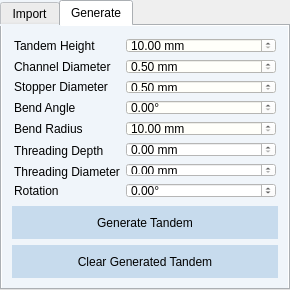
Above: src/windows/ui/tandem_view.ui from brachify/brachify before the change. Below: the same form after it.
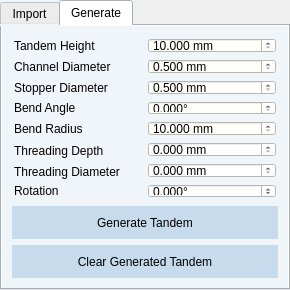
That is the form after the change.

Diff of the .ui file:
```diff
--- a/src/windows/ui/tandem_view.ui
+++ b/src/windows/ui/tandem_view.ui
@@ -285,13 +285,10 @@
         <number>10</number>
        </property>
        <item>
-        <layout class="QFormLayout" name="formLayout_2">
+        <layout class="QGridLayout" name="gridLayout">
          <property name="sizeConstraint">
           <enum>QLayout::SetNoConstraint</enum>
          </property>
-         <property name="verticalSpacing">
-          <number>6</number>
-         </property>
          <property name="leftMargin">
           <number>2</number>
          </property>
@@ -304,6 +301,16 @@
          <property name="bottomMargin">
           <number>2</number>
          </property>
+         <property name="verticalSpacing">
+          <number>6</number>
+         </property>
+         <item row="0" column="0">
+          <widget class="QLabel" name="label_7">
+           <property name="text">
+            <string>Tandem Height</string>
+           </property>
+          </widget>
+         </item>
          <item row="0" column="1">
           <widget class="QDoubleSpinBox" name="sb_tandem_height">
            <property name="styleSheet">
@@ -312,6 +319,9 @@
            <property name="suffix">
             <string> mm</string>
            </property>
+           <property name="decimals">
+            <number>3</number>
+           </property>
            <property name="minimum">
             <double>10.000000000000000</double>
            </property>
@@ -323,71 +333,6 @@
            </property>
           </widget>
          </item>
-         <item row="1" column="1">
-          <widget class="QDoubleSpinBox" name="sp_channel_diameter">
-           <property name="maximumSize">
-            <size>
-             <width>16777215</width>
-             <height>16777215</height>
-            </size>
-           </property>
-           <property name="styleSheet">
-            <string notr="true">background-color: rgb(255, 255, 250)</string>
-           </property>
-           <property name="suffix">
-            <string> mm</string>
-           </property>
-           <property name="minimum">
-            <double>0.500000000000000</double>
-           </property>
-          </widget>
-         </item>
-         <item row="2" column="1">
-          <widget class="QDoubleSpinBox" name="sp_stopper_diameter">
-           <property name="styleSheet">
-            <string notr="true">background-color: rgb(255, 255, 250)</string>
-           </property>
-           <property name="suffix">
-            <string> mm</string>
-           </property>
-           <property name="minimum">
-            <double>0.500000000000000</double>
-           </property>
-          </widget>
-         </item>
-         <item row="3" column="1">
-          <widget class="QDoubleSpinBox" name="sp_bend_angle">
-           <property name="styleSheet">
-            <string notr="true">background-color: rgb(255, 255, 250)</string>
-           </property>
-           <property name="suffix">
-            <string>°</string>
-           </property>
-          </widget>
-         </item>
-         <item row="4" column="1">
-          <widget class="QDoubleSpinBox" name="sb_bend_radius">
-           <property name="styleSheet">
-            <string notr="true">background-color: rgb(255, 255, 250)</string>
-           </property>
-           <property name="suffix">
-            <string> mm</string>
-           </property>
-           <property name="minimum">
-            <double>10.000000000000000</double>
-           </property>
-           <property name="maximum">
-            <double>1000.000000000000000</double>
-           </property>
-          </widget>
-         </item>
-         <item row="0" column="0">
-          <widget class="QLabel" name="label_7">
-           <property name="text">
-            <string>Tandem Height</string>
-           </property>
-          </widget>
-         </item>
          <item row="1" column="0">
           <widget class="QLabel" name="label_8">
            <property name="text">
@@ -395,6 +340,28 @@
            </property>
           </widget>
          </item>
+         <item row="1" column="1">
+          <widget class="QDoubleSpinBox" name="sp_channel_diameter">
+           <property name="maximumSize">
+            <size>
+             <width>16777215</width>
+             <height>16777215</height>
+            </size>
+           </property>
+           <property name="styleSheet">
+            <string notr="true">background-color: rgb(255, 255, 250)</string>
+           </property>
+           <property name="suffix">
+            <string> mm</string>
+           </property>
+           <property name="decimals">
+            <number>3</number>
+           </property>
+           <property name="minimum">
+            <double>0.500000000000000</double>
+           </property>
+          </widget>
+         </item>
          <item row="2" column="0">
           <widget class="QLabel" name="label_4">
            <property name="text">
@@ -402,6 +369,22 @@
            </property>
           </widget>
          </item>
+         <item row="2" column="1">
+          <widget class="QDoubleSpinBox" name="sp_stopper_diameter">
+           <property name="styleSheet">
+            <string notr="true">background-color: rgb(255, 255, 250)</string>
+           </property>
+           <property name="suffix">
+            <string> mm</string>
+           </property>
+           <property name="decimals">
+            <number>3</number>
+           </property>
+           <property name="minimum">
+            <double>0.500000000000000</double>
+           </property>
+          </widget>
+         </item>
          <item row="3" column="0">
           <widget class="QLabel" name="label_12">
            <property name="text">
@@ -409,6 +392,19 @@
            </property>
           </widget>
          </item>
+         <item row="3" column="1">
+          <widget class="QDoubleSpinBox" name="sp_bend_angle">
+           <property name="styleSheet">
+            <string notr="true">background-color: rgb(255, 255, 250)</string>
+           </property>
+           <property name="suffix">
+            <string>°</string>
+           </property>
+           <property name="decimals">
+            <number>3</number>
+           </property>
+          </widget>
+         </item>
          <item row="4" column="0">
           <widget class="QLabel" name="label_6">
            <property name="text">
@@ -416,41 +412,22 @@
            </property>
           </widget>
          </item>
-         <item row="5" column="1">
-          <widget class="QDoubleSpinBox" name="sb_threading_depth">
-           <property name="minimumSize">
-            <size>
-             <width>20</width>
-             <height>0</height>
-            </size>
-           </property>
+         <item row="4" column="1">
+          <widget class="QDoubleSpinBox" name="sb_bend_radius">
            <property name="styleSheet">
-            <string notr="true">background-color: rgb(255, 255, 255);</string>
+            <string notr="true">background-color: rgb(255, 255, 250)</string>
            </property>
            <property name="suffix">
             <string> mm</string>
            </property>
-           <property name="maximum">
-            <double>350.000000000000000</double>
+           <property name="decimals">
+            <number>3</number>
            </property>
-          </widget>
-         </item>
-         <item row="6" column="1">
-          <widget class="QDoubleSpinBox" name="sb_threading_diameter">
-           <property name="minimumSize">
-            <size>
-             <width>20</width>
-             <height>0</height>
-            </size>
+           <property name="minimum">
+            <double>10.000000000000000</double>
            </property>
-           <property name="styleSheet">
-            <string notr="true">background-color: rgb(255, 255, 255);</string>
-           </property>
-           <property name="suffix">
-            <string> mm</string>
-           </property>
            <property name="maximum">
-            <double>350.000000000000000</double>
+            <double>1000.000000000000000</double>
            </property>
           </widget>
          </item>
@@ -476,6 +453,28 @@
            </property>
           </widget>
          </item>
+         <item row="5" column="1">
+          <widget class="QDoubleSpinBox" name="sb_threading_depth">
+           <property name="minimumSize">
+            <size>
+             <width>20</width>
+             <height>0</height>
+            </size>
+           </property>
+           <property name="styleSheet">
+            <string notr="true">background-color: rgb(255, 255, 255);</string>
+           </property>
+           <property name="suffix">
+            <string> mm</string>
+           </property>
+           <property name="decimals">
+            <number>3</number>
+           </property>
+           <property name="maximum">
+            <double>350.000000000000000</double>
+           </property>
+          </widget>
+         </item>
          <item row="6" column="0">
           <widget class="QLabel" name="label_10">
            <property name="minimumSize">
@@ -498,6 +497,28 @@
            </property>
           </widget>
          </item>
+         <item row="6" column="1">
+          <widget class="QDoubleSpinBox" name="sb_threading_diameter">
+           <property name="minimumSize">
+            <size>
+             <width>20</width>
+             <height>0</height>
+            </size>
+           </property>
+           <property name="styleSheet">
+            <string notr="true">background-color: rgb(255, 255, 255);</string>
+           </property>
+           <property name="suffix">
+            <string> mm</string>
+           </property>
+           <property name="decimals">
+            <number>3</number>
+           </property>
+           <property name="maximum">
+            <double>350.000000000000000</double>
+           </property>
+          </widget>
+         </item>
          <item row="7" column="0">
           <widget class="QLabel" name="label_3">
            <property name="text">
@@ -513,6 +534,9 @@
            <property name="suffix">
             <string>°</string>
            </property>
+           <property name="decimals">
+            <number>3</number>
+           </property>
            <property name="minimum">
             <double>-360.000000000000000</double>
            </property>
```
Left out of the diff: 2 changed lines with no effect on the pictures.
